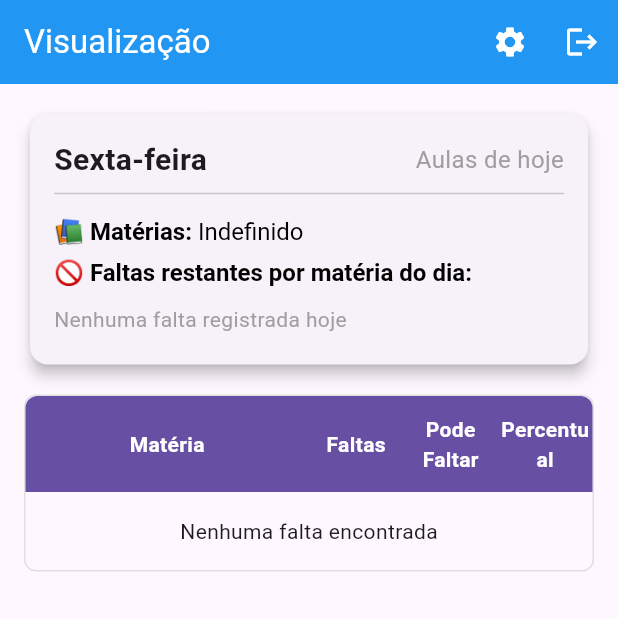
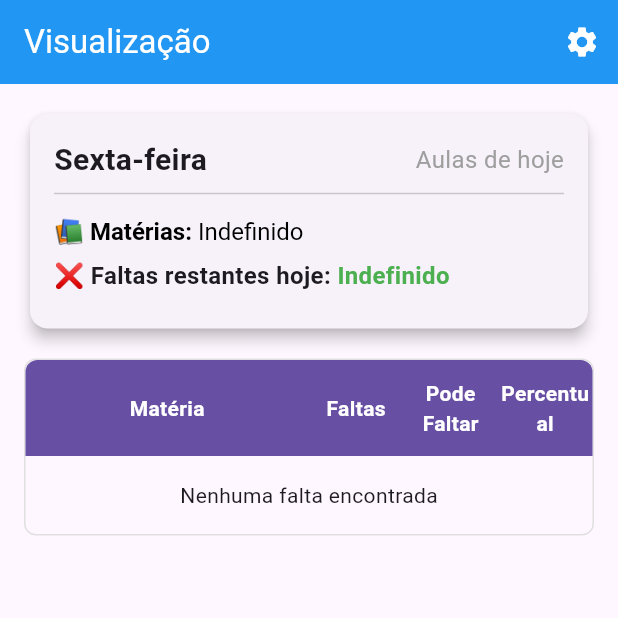
Before and after one commit to Fryhhmil/faltas_scraper_flutter, a Flutter app: the HomeScreen screen opened by its route, on a phone screen of 412 x 824 dp, the top half of it. Run offline on Flutter 3.47's test engine with Material 3 defaults, Android fonts, the phone set to English and light mode, and no system bars; our stand-ins replace flutter_local_notifications, go_router, shared_preferences, timezone; missing offline and left inert: android_alarm_manager_plus; accounts and stored records are empty.

Commit message:
faltas restantes

```diff
--- a/lib/providers/data_provider.dart
+++ b/lib/providers/data_provider.dart
@@ -111,34 +111,10 @@ class DataProvider with ChangeNotifier {
     return _horario!.getMateriasDoDia(hoje);
   }
 
-  Map<String, int> getFaltasRestantesHoje() {
-    if (_horario == null) return {};
+  dynamic getFaltasRestantesHoje() {
+    if (_horario == null) return 'Indefinido';
 
     final hoje = DateTime.now().weekday;
-    final materiasDoDia = _horario!.getMateriasDoDia(hoje);
-    final materias = materiasDoDia.split(',').map((m) => m.trim()).toList();
-
-    // Calcular faltas restantes por matéria
-    final faltasRestantesPorMateria = <String, int>{};
-    final materiasSemFaltas = <String>[];
-
-    for (final falta in _faltas) {
-      if (materias.contains(falta.nomeMateria)) {
-        // Subtrair o número de faltas permitidas do total de faltas
-        final faltasRestantes = falta.podeFaltar - falta.faltas;
-        if (faltasRestantes > 0) {
-          faltasRestantesPorMateria[falta.nomeMateria] = faltasRestantes;
-        } else {
-          materiasSemFaltas.add(falta.nomeMateria);
-        }
-      }
-    }
-
-    // Adicionar matérias sem faltas restantes com valor 0
-    for (final materia in materiasSemFaltas) {
-      faltasRestantesPorMateria[materia] = 0;
-    }
-
-    return faltasRestantesPorMateria;
+    return _horario!.getFaltasRestantes(hoje);
   }
 }
--- a/lib/screens/home_screen.dart
+++ b/lib/screens/home_screen.dart
@@ -1,6 +1,5 @@
 import 'package:flutter/material.dart';
 import 'package:provider/provider.dart';
-import '../providers/auth_provider.dart';
 import '../providers/data_provider.dart';
 import '../models/falta_model.dart';
 import 'settings_screen.dart';
@@ -24,7 +23,6 @@ class _HomeScreenState extends State<HomeScreen> {
 
   @override
   Widget build(BuildContext context) {
-    final authProvider = Provider.of<AuthProvider>(context);
     final dataProvider = Provider.of<DataProvider>(context);
 
     return Scaffold(
@@ -42,11 +40,6 @@ class _HomeScreenState extends State<HomeScreen> {
                 ),
               );
             },
-          ),
-          // Botão de logout
-          IconButton(
-            icon: const Icon(Icons.logout),
-            onPressed: () => _showLogoutConfirmationDialog(context, authProvider),
           ),
         ],
       ),
@@ -129,97 +122,58 @@ class _HomeScreenState extends State<HomeScreen> {
               ),
             ),
             const SizedBox(height: 8),
-            RichText(
-              text: TextSpan(
-                style: const TextStyle(color: Colors.black),
-                children: [
-                  const TextSpan(
-                    text: '🚫 ',
-                    style: TextStyle(fontSize: 16),
+            Row(
+              children: [
+                const Text(
+                  '❌ Faltas restantes hoje: ',
+                  style: TextStyle(
+                    fontSize: 16,
+                    fontWeight: FontWeight.bold,
                   ),
-                  const TextSpan(
-                    text: 'Faltas restantes por matéria do dia:',
-                    style: TextStyle(
+                ),
+                if (!(faltasRestantes is Map))
+                  Text(
+                    faltasRestantes.toString(),
+                    style: const TextStyle(
                       fontSize: 16,
+                      color: Colors.green,
                       fontWeight: FontWeight.bold,
                     ),
                   ),
-                ],
-              ),
+              ],
             ),
             const SizedBox(height: 8),
-            if (dataProvider.getFaltasRestantesHoje().isNotEmpty)
-              ...dataProvider.getFaltasRestantesHoje().entries.map((entry) =>
+            if (faltasRestantes is Map)
+              for (var entry in faltasRestantes.entries)
                 Padding(
                   padding: const EdgeInsets.symmetric(vertical: 4),
                   child: Row(
+                    mainAxisAlignment: MainAxisAlignment.spaceBetween,
                     children: [
-                      Expanded(
-                        child: Text(
-                          '${entry.key}:',
-                          style: const TextStyle(
-                            fontSize: 14,
-                            fontWeight: FontWeight.w500,
-                          ),
+                      Text(
+                        '${entry.key}:',
+                        style: const TextStyle(
+                          fontSize: 14,
                         ),
                       ),
                       Text(
-                        entry.value > 0
-                          ? '${entry.value} faltas restantes'
-                          : 'Não pode mais faltar',
-                        style: TextStyle(
+                        entry.value.toString(),
+                        style: const TextStyle(
                           fontSize: 14,
-                          color: entry.value > 0 ? Colors.green : Colors.red,
+                          fontWeight: FontWeight.bold,
+                          color: Colors.green,
                         ),
                       ),
                     ],
                   ),
-                ),
-              ),
-            if (dataProvider.getFaltasRestantesHoje().isEmpty)
-              const Padding(
-                padding: EdgeInsets.symmetric(vertical: 4),
-                child: Text(
-                  'Nenhuma falta registrada hoje',
-                  style: TextStyle(
-                    fontSize: 14,
-                    color: Colors.grey,
-                  ),
-                ),
-              )
+                )
           ],
         ),
       ),
     );
   }
 
-  // Mostra o diálogo de confirmação de logout
-  void _showLogoutConfirmationDialog(BuildContext context, AuthProvider authProvider) {
-    showDialog(
-      context: context,
-      builder: (BuildContext dialogContext) {
-        return AlertDialog(
-          title: const Text('Confirmação'),
-          content: const Text('Tem certeza que deseja sair?'),
-          actions: [
-            TextButton(
-              onPressed: () {
-                Navigator.of(dialogContext).pop(); // Fecha o diálogo
-              },
-              child: const Text('Cancelar'),
-            ),
-            TextButton(
-              onPressed: () {
-                Navigator.of(dialogContext).pop(); // Fecha o diálogo
-                authProvider.logout(); // Realiza o logout
-              },
-              child: const Text('Sair'),
-            ),
-          ],
-        );
-      },
-    );
-  }
+
 
   Widget _buildFaltasTable(List<FaltaModel> faltas) {
     return Container(
```
